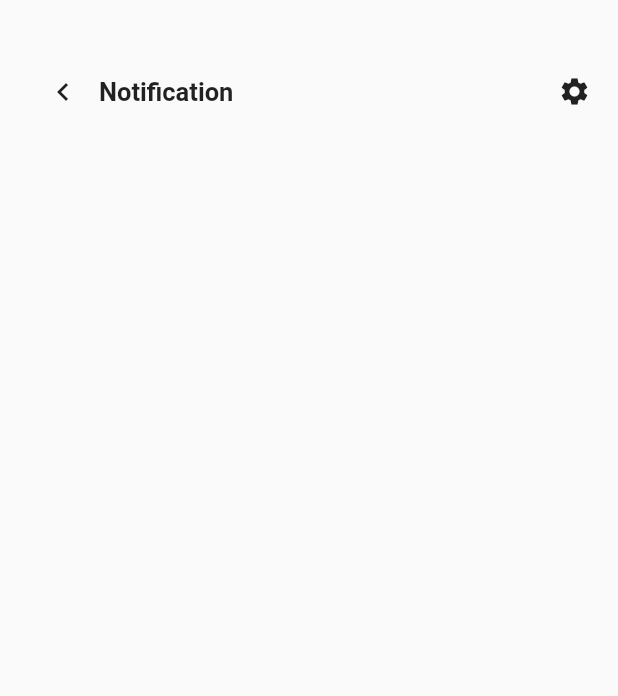
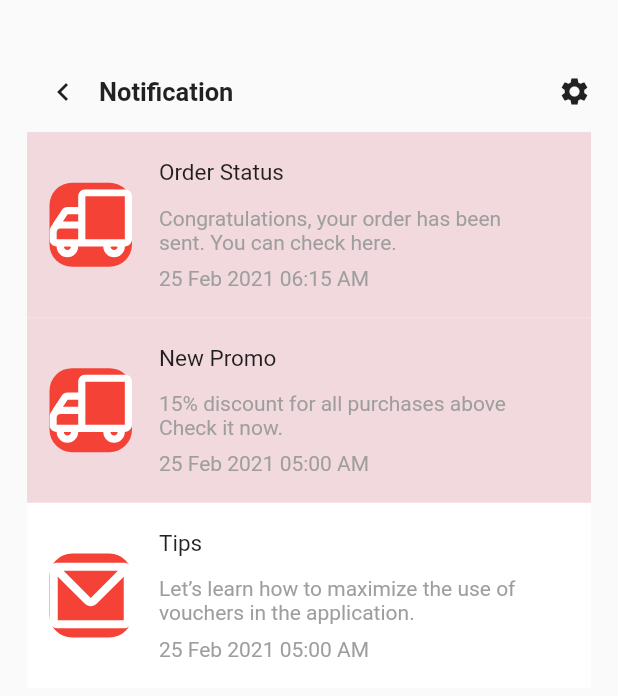
Before and after one commit to Dilmurod0930/Organico_Exem, a Flutter app: the MainProfilNotificationPage screen opened by its route, on a phone screen of 412 x 824 dp. Shown: the top 696 px of the screen. Run offline on Flutter 3.47's test engine with Material 2 defaults, Android fonts, the phone set to English and light mode, and no system bars; our stand-ins replace bloc, connectivity_plus, flutter_bloc, flutter_screenutil, flutter_svg, hive_flutter; accounts and stored records are empty.

Commit message:
notification settings pages finish

```diff
--- a/lib/Screen/Home/profil/notification/notification_profil_page.dart
+++ b/lib/Screen/Home/profil/notification/notification_profil_page.dart
@@ -1,4 +1,7 @@
 import 'package:flutter/material.dart';
+import 'package:flutter_bloc/flutter_bloc.dart';
+import 'package:flutter_svg/svg.dart';
+import 'package:organico_exem_/Screen/Home/Bloc/cubit/main_cubit.dart';
 import 'package:organico_exem_/core/constants/const.dart';
 
 class MainProfilNotificationPage extends StatelessWidget {
@@ -25,8 +28,8 @@ class MainProfilNotificationPage extends StatelessWidget {
                         children: [
                           IconButton(
                               onPressed: () {
-                                Navigator.pushNamedAndRemoveUntil(context,
-                                    '/profil', (route) => false);
+                                Navigator.pushNamedAndRemoveUntil(
+                                    context, '/profil', (route) => false);
                               },
                               icon: const Icon(Icons.chevron_left)),
                           const Text("Notification",
@@ -41,11 +44,47 @@ class MainProfilNotificationPage extends StatelessWidget {
                           size: 22,
                         ),
                         onTap: () {
-                          Navigator.pushNamedAndRemoveUntil(context, '/notifi_setting', (route) => false); //! Hali tugamadi  bu page
+                          Navigator.pushNamedAndRemoveUntil(
+                              context,
+                              '/notifi_setting',
+                              (route) => false); //! Hali tugamadi  bu page
                         },
                       )
                     ],
                   ),
+                ),
+                Column(
+                  children: [
+                    notifications(
+                      color: const Color(0xFFF2D9De),
+                      context: context,
+                      // darkIcon: 'assets/svg/profilesvg/notificationicons/cardark.svg',
+                      // lightIcon: 'assets/svg/profilesvg/notificationicons/car.svg',
+                      title: 'Order Status',
+                      desc:
+                          'Congratulations, your order has been sent. You can check here.',
+                      date: '25 Feb 2021 06:15 AM',
+                      svg: SvgPicture.asset('assets/images/moshin.svg')
+                    ),
+                    notifications(
+                      color: const Color(0xFFF2D9De),
+                      context: context,
+                      title: 'New Promo',
+                      desc:
+                          '15% discount for all purchases above  Check it now.',
+                      date: '25 Feb 2021 05:00 AM',
+                      svg: SvgPicture.asset('assets/images/moshin.svg')
+                    ),
+                    notifications(
+                      color: ColorConst.whiteConst,
+                      context: context,
+                      title: 'Tips',
+                      desc:
+                          "Let’s learn how to maximize the use of vouchers in the application.",
+                      date: '25 Feb 2021 05:00 AM',
+                     svg: SvgPicture.asset('assets/images/email.svg')
+                    ),
+                  ],
                 ),
               ],
             ),
@@ -54,4 +93,123 @@ class MainProfilNotificationPage extends StatelessWidget {
       ),
     );
   }
+
+  Container notifications({
+    required BuildContext context,
+    required String title,
+    required String desc,
+    required String date,
+    Color? color,
+    Icon? icon,
+    SvgPicture? svg,
+  }) {
+    return Container(
+      height: MediaQuery.of(context).size.height * 0.15,
+      width: MediaQuery.of(context).size.height * 0.95,
+      color: color,
+      padding: const EdgeInsets.symmetric(horizontal: 15.0),
+      child: Row(
+        mainAxisAlignment: MainAxisAlignment.start,
+        children: [
+          Container(
+            height: MediaQuery.of(context).size.height * 0.068,
+            width: 55,
+            decoration: BoxDecoration(
+              borderRadius: BorderRadius.circular(15),
+              color: ColorConst.redConst,
+            ),
+            child: svg,
+          ),
+          const SizedBox(width: 18),
+          SizedBox(
+            height: MediaQuery.of(context).size.height * 0.11,
+            width: MediaQuery.of(context).size.width * 0.6,
+            child: Column(
+              mainAxisAlignment: MainAxisAlignment.spaceEvenly,
+              crossAxisAlignment: CrossAxisAlignment.start,
+              children: [
+                Text(
+                  title,
+                  style: const TextStyle(fontSize: FontConst.kMediumFont),
+                ),
+                const SizedBox(height: 10.0),
+                Text(
+                  desc,
+                  style: TextStyle(color: ColorConst.greyConst),
+                ),
+                const SizedBox(height: 5.0),
+                Text(
+                  date,
+                  style: TextStyle(color: ColorConst.greyConst),
+                ),
+              ],
+            ),
+          ),
+        ],
+      ),
+    );
+  }
 }
+
+
+/*
+
+  Container notifications(
+      {required BuildContext context,
+      required String title,
+      required String desc,
+      required String date,
+      required String lightIcon,
+      required String darkIcon}) {
+    return Container(
+      height: context.h * 0.15,
+      width: context.h * 0.55,
+      color: context.watch<MainCubit>().isDark
+          ? Color(0xff2ECC71).withOpacity(0.15)
+          : Color(0xffAA0023).withOpacity(0.15),
+      padding: EdgeInsets.symmetric(horizontal: 20.0),
+      child: Row(
+        mainAxisAlignment: MainAxisAlignment.center,
+        children: [
+          context.watch<MainCubit>().isDark
+              ? SvgPicture.asset(darkIcon)
+              : SvgPicture.asset(lightIcon),
+          SizedBox(
+            width: context.h * 0.024,
+          ),
+          SizedBox(
+            height: context.h * 0.12,
+            width: context.h * 0.35,
+            child: Column(
+              mainAxisAlignment: MainAxisAlignment.spaceEvenly,
+              crossAxisAlignment: CrossAxisAlignment.start,
+              children: [
+                Text(
+                  title,
+                  style: MyTextStyle.textStyle(
+                    context: context,
+                    size: SizeConst.elevatedbuttontextsize,
+                  ),
+                ),
+                SizedBox(height: 10.0,),
+                Text(
+                  desc,
+                  style: TextStyle(
+                    color: ColorConst.greyColor,
+                  ),
+                ),
+                SizedBox(height: 5.0,),
+                Text(
+                  date,
+                  style: TextStyle(
+                    color: ColorConst.greyColor,
+                  ),
+                ),
+              ],
+            ),
+          ),
+        ],
+      ),
+    );
+  }
+ */
```
Also changed, not shown: assets/images/email.svg (added), assets/images/moshin.svg (added).
